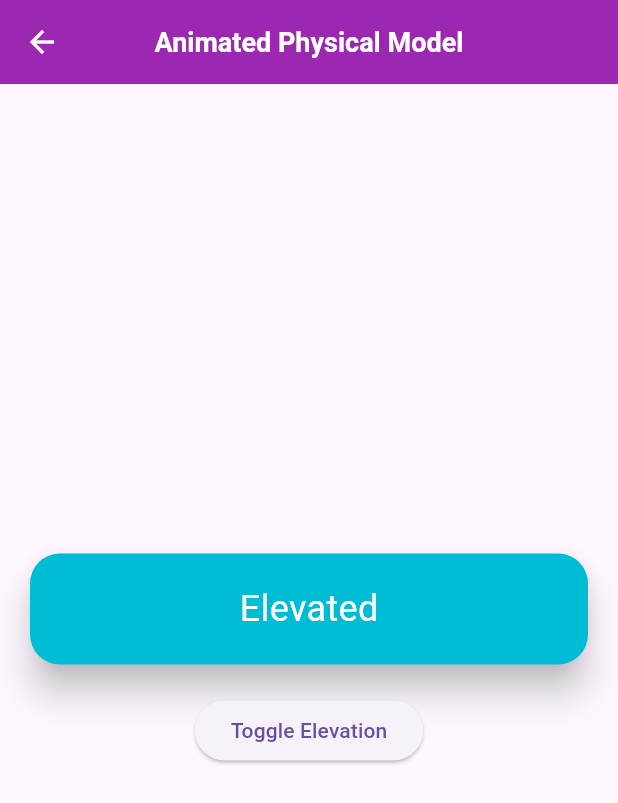
After one commit to Hassan0308/Flutter-Animation, a Flutter app: the AnimatedPhysicalModelScreen screen opened directly, after a tap on "Toggle Elevation", on a phone screen of 412 x 824 dp. The commit adds this screen. Shown: the top 803 px of the screen. Run offline on Flutter 3.47's test engine with Material 3 defaults, Android fonts, the phone set to English and light mode, and no system bars.

Commit message:
animated physical model

```diff
--- a/lib/main.dart
+++ b/lib/main.dart
@@ -3,6 +3,7 @@ import 'package:flutter_animation/provider/animated_align_provider.dart';
 import 'package:flutter_animation/provider/animated_cross_fade_provider.dart';
 import 'package:flutter_animation/provider/animated_opacity_provider.dart';
 import 'package:flutter_animation/provider/animated_padding_provider.dart';
+import 'package:flutter_animation/provider/animated_physical_model_provider.dart';
 import 'package:flutter_animation/provider/animated_positioned_provider.dart';
 import 'package:flutter_animation/provider/animated_scale_provider.dart';
 import 'package:flutter_animation/provider/animated_switcher_provider.dart';
@@ -36,6 +37,9 @@ void main() {
     ChangeNotifierProvider(
       create: (context) => AnimatedSwitcherProvider(),
     ),
+    ChangeNotifierProvider(
+      create: (context) => AnimatedPhysicalModelProvider(),
+    ),
   ], child: const MyApp()));
 }
 
--- /dev/null
+++ b/lib/provider/animated_physical_model_provider.dart
@@ -0,0 +1,13 @@
+import 'package:flutter/material.dart';
+import 'package:flutter/widgets.dart';
+
+class AnimatedPhysicalModelProvider extends ChangeNotifier {
+  bool _isElevated = false;
+
+  bool get isElevated => _isElevated;
+
+  void toggleElevation() {
+    _isElevated = !_isElevated;
+    notifyListeners();
+  }
+}
--- /dev/null
+++ b/lib/screens/animated_physical_model_screen.dart
@@ -0,0 +1,64 @@
+import 'package:flutter/material.dart';
+import 'package:flutter_animation/provider/animated_physical_model_provider.dart';
+import 'package:provider/provider.dart';
+
+class AnimatedPhysicalModelScreen extends StatelessWidget {
+  const AnimatedPhysicalModelScreen({super.key});
+
+  @override
+  Widget build(BuildContext context) {
+    return Scaffold(
+        appBar: AppBar(
+          backgroundColor: Colors.purple,
+          title: const Text("Animated Physical Model"),
+          titleTextStyle: const TextStyle(
+              color: Colors.white, fontSize: 18, fontWeight: FontWeight.bold),
+          centerTitle: true,
+          foregroundColor: Colors.white,
+        ),
+        body: Center(
+          child: Consumer<AnimatedPhysicalModelProvider>(
+            builder: (context, provider, child) {
+              return Column(
+                mainAxisAlignment: MainAxisAlignment.center,
+                children: [
+                  Padding(
+                    padding: const EdgeInsets.symmetric(horizontal: 20.0),
+                    child: AnimatedPhysicalModel(
+                      duration: const Duration(seconds: 1),
+                      shape: BoxShape.rectangle,
+                      elevation: provider.isElevated ? 10 : 0,
+                      color: Colors.cyan,
+                      shadowColor: Colors.black,
+                      borderRadius: provider.isElevated
+                          ? BorderRadius.circular(20)
+                          : BorderRadius.circular(0),
+                      child: Center(
+                        child: Padding(
+                          padding: const EdgeInsets.symmetric(vertical: 20.0),
+                          child: Text(
+                            provider.isElevated ? "Elevated" : "Flat",
+                            style: const TextStyle(
+                              color: Colors.white,
+                              fontSize: 24,
+                              fontWeight: FontWeight.normal,
+                            ),
+                          ),
+                        ),
+                      ),
+                    ),
+                  ),
+                  const SizedBox(height: 20),
+                  ElevatedButton(
+                    onPressed: () {
+                      provider.toggleElevation();
+                    },
+                    child: const Text('Toggle Elevation'),
+                  ),
+                ],
+              );
+            },
+          ),
+        ));
+  }
+}
--- a/lib/screens/home_screen.dart
+++ b/lib/screens/home_screen.dart
@@ -4,6 +4,7 @@ import 'package:flutter_animation/screens/animated_container_screen.dart';
 import 'package:flutter_animation/screens/animated_cross_fade_screen.dart';
 import 'package:flutter_animation/screens/animated_opacity_screen.dart';
 import 'package:flutter_animation/screens/animated_padding_screen.dart';
+import 'package:flutter_animation/screens/animated_physical_model_screen.dart';
 import 'package:flutter_animation/screens/animated_positioned_screen.dart';
 import 'package:flutter_animation/screens/animated_scale_screen.dart';
 import 'package:flutter_animation/screens/animated_switcher_screen.dart';
@@ -110,6 +111,18 @@ class HomeScreen extends StatelessWidget {
         },
         'image': 'assets/images/switcher.png',
       },
+      {
+        'animation': 'Animated Physical Model',
+        'onTap': () {
+          Navigator.push(
+            context,
+            MaterialPageRoute(
+              builder: (context) => const AnimatedPhysicalModelScreen(),
+            ),
+          );
+        },
+        'image': 'assets/images/physical_model.png',
+      },
     ];
     var width = MediaQuery.of(context).size.width;
     return Scaffold(
@@ -146,7 +159,11 @@ class HomeScreen extends StatelessWidget {
                             const SizedBox(
                               height: 20,
                             ),
-                            Text(e['animation'].toString()),
+                            Text(
+                              e['animation'].toString(),
+                              textAlign: TextAlign.center,
+                              style: const TextStyle(fontSize: 14),
+                            ),
                           ],
                         ),
                       ),
```
Also changed, not shown: assets/images/physical_model.png (added), assets/images/position.png.
